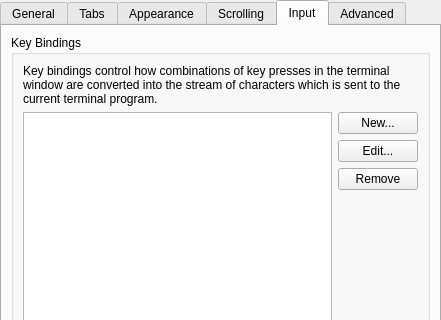
This is src/EditProfileDialog.ui in KDE/konsole as Qt 5 draws it before an edit; both pictures show x 0 to 441 and y 0 to 320 of the 441 by 551 pixel window. The edited form follows.
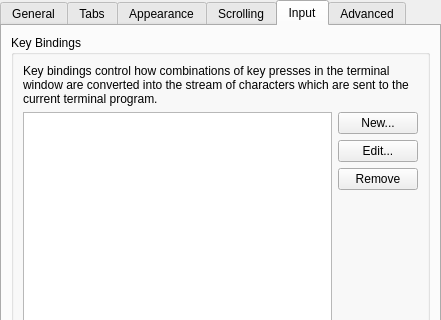
This is the edited form. The open tabs and pages were chosen to show the change. Custom widgets are drawn as their Qt base class.

Commit message: Fix trivial grammer problem in UI string

The edit to the form file:
```diff
--- a/src/EditProfileDialog.ui
+++ b/src/EditProfileDialog.ui
@@ -630,7 +630,7 @@
           <item row="0" column="0" colspan="2">
            <widget class="QLabel" name="label_15">
             <property name="text">
-             <string>Key bindings control how combinations of key presses in the terminal window are converted into the stream of characters which is sent to the current terminal program.</string>
+             <string>Key bindings control how combinations of key presses in the terminal window are converted into the stream of characters which are sent to the current terminal program.</string>
             </property>
             <property name="wordWrap">
              <bool>true</bool>
```
